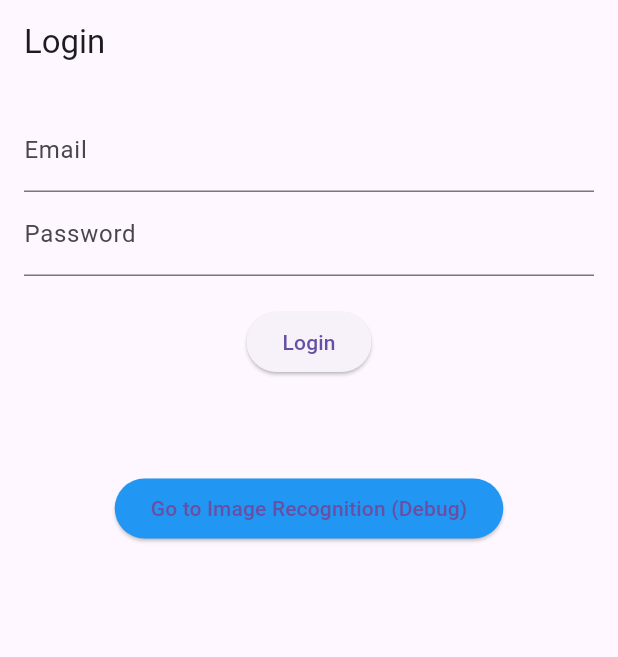
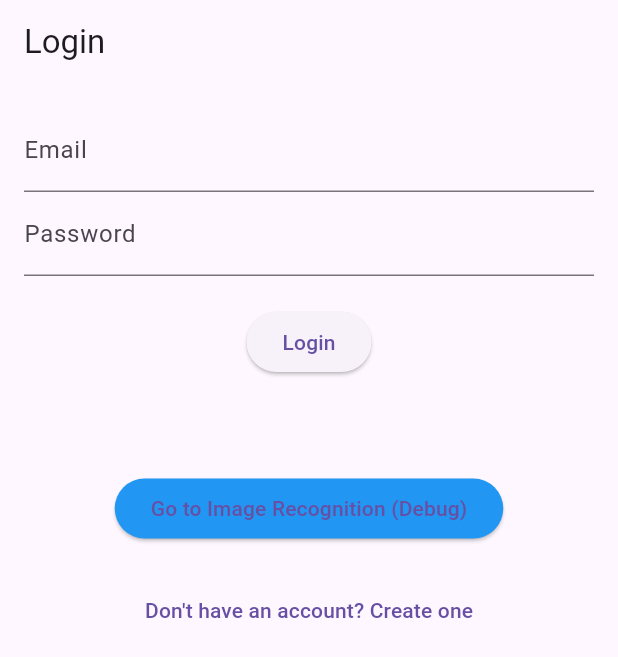
Before and after one commit to ZifanSi/whats-that-dish-app, a Flutter app: the screen it shows after launch, on a phone screen of 412 x 824 dp. Shown: the top 657 px of the screen. Run offline on Flutter 3.47's test engine with Material 3 defaults, Android fonts, the phone set to English and light mode, and no system bars; our stand-ins replace flutter_dotenv, image_picker.

Commit message:
Add create account page

```diff
--- a/lib/main.dart
+++ b/lib/main.dart
@@ -5,6 +5,7 @@ import 'screens/experts_page.dart';
 import 'screens/ingredients_analysis.dart';
 import 'screens/recipe_manager.dart';
 import 'screens/image_recognition.dart';
+import 'screens/create_account_page.dart';
 
 Future<void> main() async {
   // Loading the .env file
@@ -28,6 +29,7 @@ class MyApp extends StatelessWidget {
         '/ingredients': (context) => IngredientsAnalysisPage(),
         '/recipe_manager': (context) => AddRecipePage(),
         '/image_recognition': (context) => ImageRecognitionPage(),
+        '/create_account': (context) => const CreateAccountPage(),
       },
     );
   }
--- a/lib/screens/login_page.dart
+++ b/lib/screens/login_page.dart
@@ -65,7 +65,7 @@ class _LoginPageState extends State<LoginPage> {
             ElevatedButton(onPressed: _login, child: const Text('Login')),
             const SizedBox(height: 20),
             Text(_message, style: const TextStyle(fontSize: 16)),
-            //debug button for navigating to image recognition:
+
             const SizedBox(height: 20),
             ElevatedButton(
               onPressed: () {
@@ -74,6 +74,16 @@ class _LoginPageState extends State<LoginPage> {
               style: ElevatedButton.styleFrom(backgroundColor: Colors.blue),
               child: const Text('Go to Image Recognition (Debug)'),
             ),
+
+            const SizedBox(height: 20),
+
+            // ✅ Create Account Button
+            TextButton(
+              onPressed: () {
+                Navigator.pushNamed(context, '/create_account');
+              },
+              child: const Text("Don't have an account? Create one"),
+            ),
           ],
         ),
       ),
```
Also changed, not shown: lib/screens/create_account_page.dart (added, +29 -0 lines).
